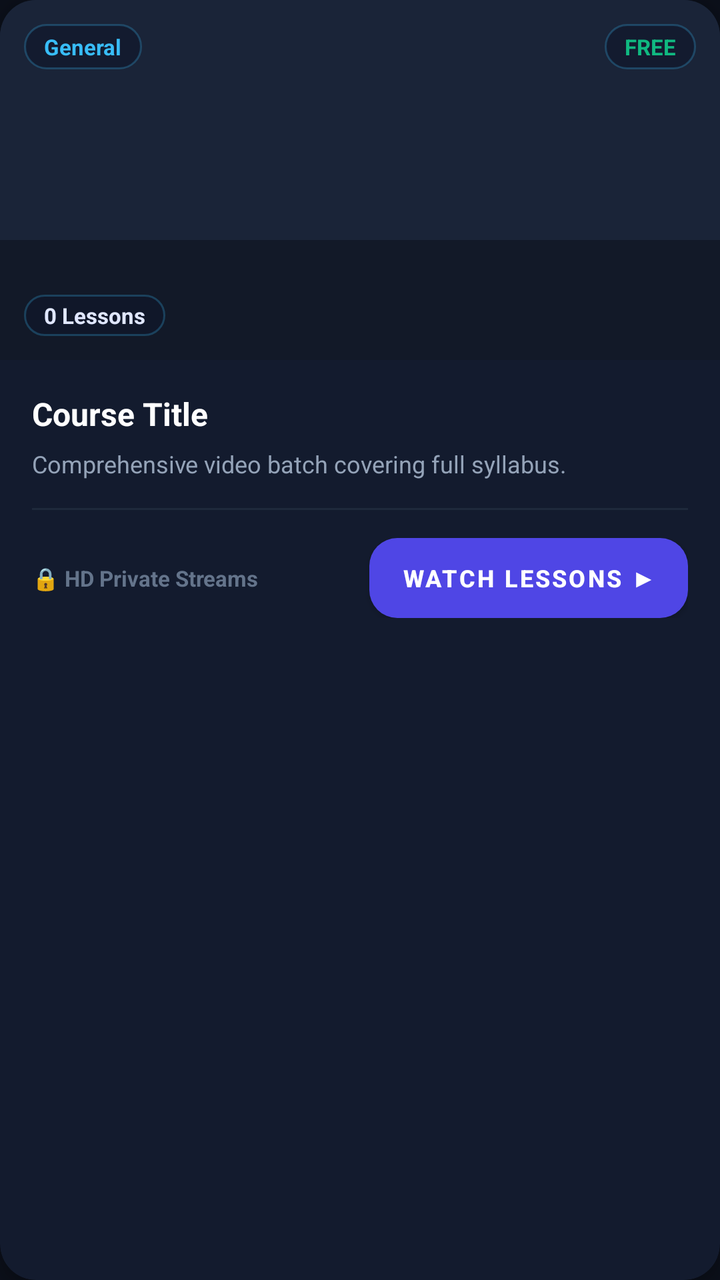
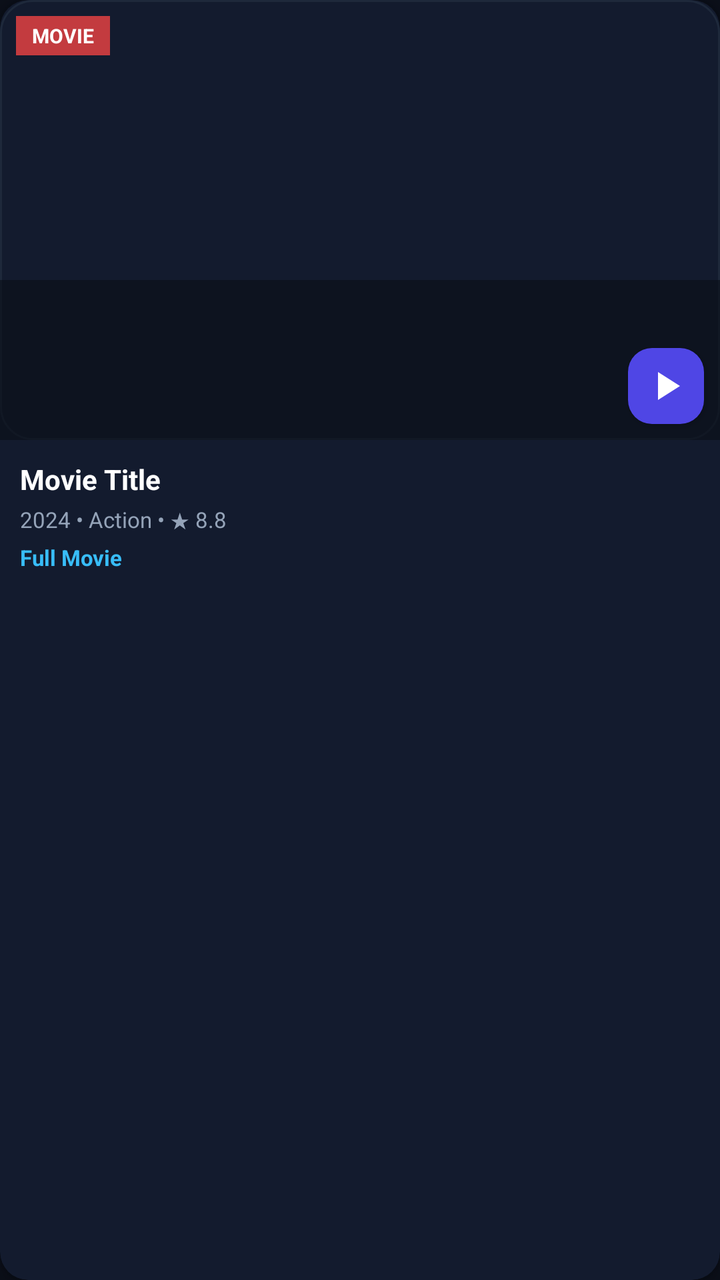

Screens rendered from an Android XML layout before and after an edit, with the pre-edit source and the edit as a unified diff.
<!-- AndroidManifest.xml: application theme Theme.CourseApp -->
<!-- res/layout/item_course_card.xml -->
<?xml version="1.0" encoding="utf-8"?>
<androidx.cardview.widget.CardView xmlns:android="http://schemas.android.com/apk/res/android"
    xmlns:app="http://schemas.android.com/apk/res-auto"
    android:layout_width="match_parent"
    android:layout_height="wrap_content"
    android:layout_marginBottom="16dp"
    app:cardCornerRadius="18dp"
    app:cardElevation="4dp"
    app:cardBackgroundColor="#131B2E">

    <LinearLayout
        android:layout_width="match_parent"
        android:layout_height="wrap_content"
        android:orientation="vertical">

        
        <RelativeLayout
            android:layout_width="match_parent"
            android:layout_height="180dp">

            <ImageView
                android:id="@+id/imgThumb"
                android:layout_width="match_parent"
                android:layout_height="match_parent"
                android:scaleType="centerCrop"
                android:background="#1A2438" />

            
            <View
                android:layout_width="match_parent"
                android:layout_height="60dp"
                android:layout_alignParentBottom="true"
                android:background="#800B0F19" />

            
            <TextView
                android:id="@+id/tvCategoryPill"
                android:layout_width="wrap_content"
                android:layout_height="wrap_content"
                android:layout_alignParentTop="true"
                android:layout_alignParentStart="true"
                android:layout_margin="12dp"
                android:background="@drawable/bg_glass_pill"
                android:paddingHorizontal="10dp"
                android:paddingVertical="4dp"
                android:text="General"
                android:textColor="#38BDF8"
                android:textSize="11sp"
                android:textStyle="bold" />

            
            <TextView
                android:id="@+id/tvPriceTag"
                android:layout_width="wrap_content"
                android:layout_height="wrap_content"
                android:layout_alignParentTop="true"
                android:layout_alignParentEnd="true"
                android:layout_margin="12dp"
                android:background="@drawable/bg_glass_pill"
                android:paddingHorizontal="10dp"
                android:paddingVertical="4dp"
                android:text="FREE"
                android:textColor="#10B981"
                android:textSize="11sp"
                android:textStyle="bold" />

            
            <TextView
                android:id="@+id/tvLessons"
                android:layout_width="wrap_content"
                android:layout_height="wrap_content"
                android:layout_alignParentBottom="true"
                android:layout_alignParentStart="true"
                android:layout_margin="12dp"
                android:background="@drawable/bg_glass_pill"
                android:paddingHorizontal="10dp"
                android:paddingVertical="3dp"
                android:text="0 Lessons"
                android:textColor="#E0E7FF"
                android:textSize="11sp"
                android:textStyle="bold" />
        </RelativeLayout>

        
        <LinearLayout
            android:layout_width="match_parent"
            android:layout_height="wrap_content"
            android:orientation="vertical"
            android:padding="16dp">

            <TextView
                android:id="@+id/tvTitle"
                android:layout_width="match_parent"
                android:layout_height="wrap_content"
                android:textSize="16sp"
                android:textStyle="bold"
                android:textColor="#FFFFFF"
                android:maxLines="2"
                android:ellipsize="end"
                android:text="Course Title" />

            <TextView
                android:id="@+id/tvDesc"
                android:layout_width="match_parent"
                android:layout_height="wrap_content"
                android:textSize="12sp"
                android:textColor="#94A3B8"
                android:maxLines="2"
                android:ellipsize="end"
                android:layout_marginTop="6dp"
                android:text="Comprehensive video batch covering full syllabus." />

            <View
                android:layout_width="match_parent"
                android:layout_height="1dp"
                android:background="#1E293B"
                android:layout_marginVertical="14dp" />

            
            <LinearLayout
                android:layout_width="match_parent"
                android:layout_height="wrap_content"
                android:orientation="horizontal"
                android:gravity="center_vertical">

                <TextView
                    android:layout_width="0dp"
                    android:layout_height="wrap_content"
                    android:layout_weight="1"
                    android:text="🔒 HD Private Streams"
                    android:textColor="#64748B"
                    android:textSize="11sp"
                    android:textStyle="bold" />

                <Button
                    android:id="@+id/btnOpenCourse"
                    android:layout_width="wrap_content"
                    android:layout_height="40dp"
                    android:text="Watch Lessons ▶"
                    android:textStyle="bold"
                    android:textSize="12sp"
                    android:textColor="#FFFFFF"
                    android:background="@drawable/bg_gradient_brand" />
            </LinearLayout>

        </LinearLayout>

    </LinearLayout>

</androidx.cardview.widget.CardView>
<!-- resources referenced by this layout -->
<resources>
  <!-- drawable bg_glass_pill (drawable) -->
  <?xml version="1.0" encoding="utf-8"?>
  <shape xmlns:android="http://schemas.android.com/apk/res/android"
      android:shape="rectangle">
      <corners android:radius="20dp" />
      <solid android:color="#990F172A" />
      <stroke android:width="1dp" android:color="#4038BDF8" />
  </shape>
  <!-- drawable bg_gradient_brand (drawable) -->
  <?xml version="1.0" encoding="utf-8"?>
  <ripple xmlns:android="http://schemas.android.com/apk/res/android"
      android:color="#40FFFFFF">
      <item>
          <shape android:shape="rectangle">
              <corners android:radius="14dp" />
              <gradient
                  android:angle="45"
                  android:startColor="#4F46E5"
                  android:endColor="#7C3AED"
                  android:type="linear" />
          </shape>
      </item>
  </ripple>
  <style name="Theme.CourseApp" parent="Theme.MaterialComponents.DayNight.NoActionBar">
          <item name="colorPrimary">#4F46E5</item>
          <item name="colorPrimaryVariant">#4338CA</item>
          <item name="colorOnPrimary">#FFFFFF</item>
          <item name="colorSecondary">#38BDF8</item>
          <item name="colorOnSecondary">#0B0F19</item>
          <item name="android:statusBarColor">#0B0F19</item>
          <item name="android:navigationBarColor">#0B0F19</item>
          <item name="android:windowBackground">#0B0F19</item>
      </style>
</resources>

<!-- the commit's change to res/layout/item_course_card.xml (unified diff, before → after) -->
@@ -3,8 +3,8 @@
     xmlns:app="http://schemas.android.com/apk/res-auto"
     android:layout_width="match_parent"
     android:layout_height="wrap_content"
-    android:layout_marginBottom="16dp"
-    app:cardCornerRadius="18dp"
+    android:layout_margin="6dp"
+    app:cardCornerRadius="14dp"
     app:cardElevation="4dp"
     app:cardBackgroundColor="#131B2E">
 
@@ -14,137 +14,90 @@
         android:orientation="vertical">
 
         
-        <RelativeLayout
+        <FrameLayout
             android:layout_width="match_parent"
-            android:layout_height="180dp">
+            android:layout_height="220dp">
 
             <ImageView
-                android:id="@+id/imgThumb"
+                android:id="@+id/ivCourseThumbnail"
                 android:layout_width="match_parent"
                 android:layout_height="match_parent"
                 android:scaleType="centerCrop"
-                android:background="#1A2438" />
+                android:src="@drawable/bg_rounded_card" />
 
             
             <View
                 android:layout_width="match_parent"
-                android:layout_height="60dp"
-                android:layout_alignParentBottom="true"
-                android:background="#800B0F19" />
+                android:layout_height="80dp"
+                android:layout_gravity="bottom"
+                android:background="#AA0B0F19" />
 
             
             <TextView
-                android:id="@+id/tvCategoryPill"
+                android:id="@+id/tvCourseCategory"
                 android:layout_width="wrap_content"
                 android:layout_height="wrap_content"
-                android:layout_alignParentTop="true"
-                android:layout_alignParentStart="true"
-                android:layout_margin="12dp"
-                android:background="@drawable/bg_glass_pill"
-                android:paddingHorizontal="10dp"
-                android:paddingVertical="4dp"
-                android:text="General"
-                android:textColor="#38BDF8"
-                android:textSize="11sp"
-                android:textStyle="bold" />
+                android:text="MOVIE"
+                android:textColor="#FFFFFF"
+                android:textSize="10sp"
+                android:textStyle="bold"
+                android:background="#CCEF4444"
+                android:paddingHorizontal="8dp"
+                android:paddingVertical="3dp"
+                android:layout_margin="8dp" />
 
             
-            <TextView
-                android:id="@+id/tvPriceTag"
-                android:layout_width="wrap_content"
-                android:layout_height="wrap_content"
-                android:layout_alignParentTop="true"
-                android:layout_alignParentEnd="true"
-                android:layout_margin="12dp"
-                android:background="@drawable/bg_glass_pill"
-                android:paddingHorizontal="10dp"
-                android:paddingVertical="4dp"
-                android:text="FREE"
-                android:textColor="#10B981"
-                android:textSize="11sp"
-                android:textStyle="bold" />
-
-            
-            <TextView
-                android:id="@+id/tvLessons"
-                android:layout_width="wrap_content"
-                android:layout_height="wrap_content"
-                android:layout_alignParentBottom="true"
-                android:layout_alignParentStart="true"
-                android:layout_margin="12dp"
-                android:background="@drawable/bg_glass_pill"
-                android:paddingHorizontal="10dp"
-                android:paddingVertical="3dp"
-                android:text="0 Lessons"
-                android:textColor="#E0E7FF"
-                android:textSize="11sp"
-                android:textStyle="bold" />
-        </RelativeLayout>
+            <ImageButton
+                android:id="@+id/btnOpenCourse"
+                android:layout_width="38dp"
+                android:layout_height="38dp"
+                android:layout_gravity="bottom|end"
+                android:layout_margin="8dp"
+                android:background="@drawable/bg_tab_active"
+                android:src="@drawable/ic_play_arrow"
+                android:tint="#FFFFFF"
+                android:elevation="2dp"
+                android:contentDescription="Play" />
+        </FrameLayout>
 
         
         <LinearLayout
             android:layout_width="match_parent"
             android:layout_height="wrap_content"
             android:orientation="vertical"
-            android:padding="16dp">
+            android:padding="10dp">
 
             <TextView
-                android:id="@+id/tvTitle"
+                android:id="@+id/tvCourseTitle"
                 android:layout_width="match_parent"
                 android:layout_height="wrap_content"
-                android:textSize="16sp"
+                android:text="Movie Title"
+                android:textColor="#FFFFFF"
+                android:textSize="14sp"
                 android:textStyle="bold"
-                android:textColor="#FFFFFF"
-                android:maxLines="2"
-                android:ellipsize="end"
-                android:text="Course Title" />
+                android:maxLines="1"
+                android:ellipsize="end" />
 
             <TextView
-                android:id="@+id/tvDesc"
+                android:id="@+id/tvCourseDescription"
                 android:layout_width="match_parent"
                 android:layout_height="wrap_content"
-                android:textSize="12sp"
+                android:text="2024 • Action • ★ 8.8"
                 android:textColor="#94A3B8"
-                android:maxLines="2"
-                android:ellipsize="end"
-                android:layout_marginTop="6dp"
-                android:text="Comprehensive video batch covering full syllabus." />
+                android:textSize="11sp"
+                android:layout_marginTop="3dp"
+                android:maxLines="1"
+                android:ellipsize="end" />
 
-            <View
-                android:layout_width="match_parent"
-                android:layout_height="1dp"
-                android:background="#1E293B"
-                android:layout_marginVertical="14dp" />
-
-            
-            <LinearLayout
-                android:layout_width="match_parent"
+            <TextView
+                android:id="@+id/tvCoursePrice"
+                android:layout_width="wrap_content"
                 android:layout_height="wrap_content"
-                android:orientation="horizontal"
-                android:gravity="center_vertical">
-
-                <TextView
-                    android:layout_width="0dp"
-                    android:layout_height="wrap_content"
-                    android:layout_weight="1"
-                    android:text="🔒 HD Private Streams"
-                    android:textColor="#64748B"
-                    android:textSize="11sp"
-                    android:textStyle="bold" />
-
-                <Button
-                    android:id="@+id/btnOpenCourse"
-                    android:layout_width="wrap_content"
-                    android:layout_height="40dp"
-                    android:text="Watch Lessons ▶"
-                    android:textStyle="bold"
-                    android:textSize="12sp"
-                    android:textColor="#FFFFFF"
-                    android:background="@drawable/bg_gradient_brand" />
-            </LinearLayout>
-
+                android:text="Full Movie"
+                android:textColor="#38BDF8"
+                android:textSize="11sp"
+                android:textStyle="bold"
+                android:layout_marginTop="4dp" />
         </LinearLayout>
-
     </LinearLayout>
-
 </androidx.cardview.widget.CardView>
<!-- resource entries referenced after the edit -->
@@ -1,28 +1,30 @@
 <!-- resources referenced by this layout -->
 <resources>
-  <!-- drawable bg_glass_pill (drawable) -->
+  <!-- drawable bg_rounded_card (drawable) -->
   <?xml version="1.0" encoding="utf-8"?>
   <shape xmlns:android="http://schemas.android.com/apk/res/android"
       android:shape="rectangle">
-      <corners android:radius="20dp" />
-      <solid android:color="#990F172A" />
-      <stroke android:width="1dp" android:color="#4038BDF8" />
+      <corners android:radius="16dp" />
+      <solid android:color="#131B2E" />
+      <stroke android:width="1dp" android:color="#1E293B" />
   </shape>
-  <!-- drawable bg_gradient_brand (drawable) -->
+  <!-- drawable bg_tab_active (drawable) -->
   <?xml version="1.0" encoding="utf-8"?>
-  <ripple xmlns:android="http://schemas.android.com/apk/res/android"
-      android:color="#40FFFFFF">
-      <item>
-          <shape android:shape="rectangle">
-              <corners android:radius="14dp" />
-              <gradient
-                  android:angle="45"
-                  android:startColor="#4F46E5"
-                  android:endColor="#7C3AED"
-                  android:type="linear" />
-          </shape>
-      </item>
-  </ripple>
+  <shape xmlns:android="http://schemas.android.com/apk/res/android"
+      android:shape="rectangle">
+      <corners android:radius="12dp" />
+      <solid android:color="#4F46E5" />
+  </shape>
+  <!-- drawable ic_play_arrow (drawable) -->
+  <vector xmlns:android="http://schemas.android.com/apk/res/android"
+      android:width="24dp"
+      android:height="24dp"
+      android:viewportWidth="24"
+      android:viewportHeight="24">
+      <path
+          android:fillColor="#FFFFFFFF"
+          android:pathData="M8,5v14l11,-7z"/>
+  </vector>
   <style name="Theme.CourseApp" parent="Theme.MaterialComponents.DayNight.NoActionBar">
           <item name="colorPrimary">#4F46E5</item>
           <item name="colorPrimaryVariant">#4338CA</item>
